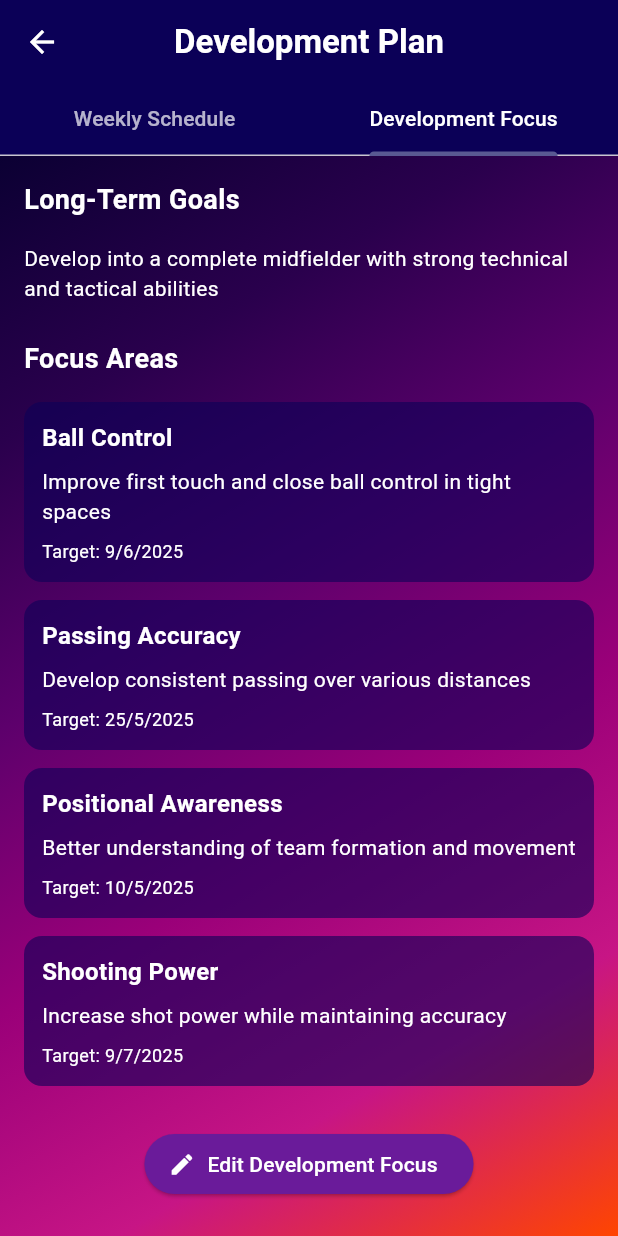
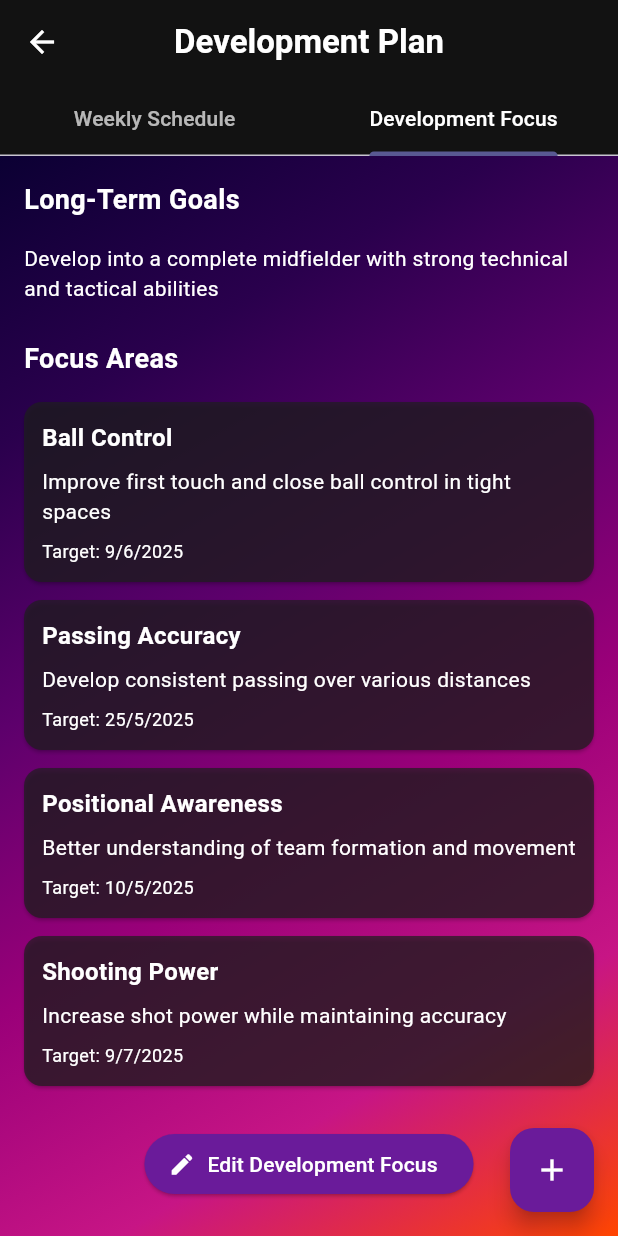
Before and after one commit to Ottoipsen-CA/Copenhagen-Academy-App, a Flutter app: the DevelopmentPlanPage screen opened by its route, tab 2 chosen, on a phone screen of 412 x 824 dp. Run offline on Flutter 3.47's test engine with Material 3 defaults, Android fonts, the phone set to English and light mode, and no system bars; our stand-ins replace flutter_secure_storage, image_picker, shared_preferences, youtube_player_flutter; missing offline and left inert: universal_html; accounts and stored records are empty; network calls fail.

```diff
--- a/football_academy_app/frontend/lib/screens/development_plan/development_plan_page.dart
+++ b/football_academy_app/frontend/lib/screens/development_plan/development_plan_page.dart
@@ -26,6 +26,8 @@ class _DevelopmentPlanPageState extends State<DevelopmentPlanPage> with SingleTi
   bool _isLoading = false;
   late TabController _tabController;
   DevelopmentPlan? _plan;
+  int _currentPageIndex = 0; // 0=Monday, 6=Sunday
+  late PageController _pageController; // Controller for PageView
 
   final List<String> _weekdays = [
     'Mandag', // Full names for indicator
@@ -41,12 +43,14 @@ class _DevelopmentPlanPageState extends State<DevelopmentPlanPage> with SingleTi
   void initState() {
     super.initState();
     _tabController = TabController(length: 2, vsync: this);
+    _pageController = PageController(initialPage: _currentPageIndex); // Initialize PageController
     _loadPlans();
   }
 
   @override
   void dispose() {
     _tabController.dispose();
+    _pageController.dispose(); // Dispose PageController
     super.dispose();
   }
 
@@ -86,7 +90,6 @@ class _DevelopmentPlanPageState extends State<DevelopmentPlanPage> with SingleTi
     return Scaffold(
       appBar: CustomAppBar(
         title: 'Development Plan',
-        backgroundColor: const Color(0xFF0B0057),
         bottom: TabBar(
           controller: _tabController,
           labelColor: Colors.white,
@@ -105,61 +108,132 @@ class _DevelopmentPlanPageState extends State<DevelopmentPlanPage> with SingleTi
                 : TabBarView(
                     controller: _tabController,
                     children: [
-                      _buildWeeklyScheduleListView(),
+                      _buildWeeklySchedulePageView(),
                       _buildDevelopmentFocus(),
                     ],
+                  ),
+      ),
+      floatingActionButton: _tabController.index == 0 && _plan != null // Only show on schedule tab
+       ? FloatingActionButton(
+          onPressed: () => _addSession(_currentPageIndex + 1), // Pass current weekday
+          backgroundColor: AppColors.primary,
+          child: const Icon(Icons.add, color: Colors.white),
+          tooltip: 'Tilføj Træning',
+        )
+      : null,
+    );
+  }
+
+  Widget _buildWeeklySchedulePageView() {
+    return Column(
+      children: [
+        _buildDayIndicator(),
+        Expanded(
+          child: PageView.builder(
+            controller: _pageController,
+            itemCount: 7,
+            itemBuilder: (context, index) {
+              return _buildDayPage(index);
+            },
+            onPageChanged: (index) {
+              setState(() {
+                _currentPageIndex = index;
+              });
+            },
+          ),
+        ),
+      ],
+    );
+  }
+
+  Widget _buildDayIndicator() {
+    return Container(
+      padding: const EdgeInsets.symmetric(vertical: 8.0),
+      color: AppColors.cardBackground.withOpacity(0.5),
+      child: Row(
+        mainAxisAlignment: MainAxisAlignment.spaceAround,
+        children: List.generate(7, (index) {
+          final isSelected = _currentPageIndex == index;
+          return TextButton(
+            style: TextButton.styleFrom(
+              backgroundColor: isSelected ? AppColors.primary.withOpacity(0.3) : Colors.transparent,
+              padding: const EdgeInsets.symmetric(horizontal: 10, vertical: 6),
+               shape: RoundedRectangleBorder(borderRadius: BorderRadius.circular(12)),
+            ),
+            onPressed: () {
+              _pageController.animateToPage(
+                index,
+                duration: const Duration(milliseconds: 300),
+                curve: Curves.easeInOut,
+              );
+            },
+            child: Text(
+              _weekdays[index].substring(0, 3),
+              style: TextStyle(
+                color: isSelected ? Colors.white : Colors.white70,
+                fontWeight: isSelected ? FontWeight.bold : FontWeight.normal,
+                fontSize: 13,
+              ),
+            ),
+          );
+        }),
+      ),
+    );
+  }
+
+  Widget _buildDayPage(int index) {
+    if (_plan == null) return const Center(child: CircularProgressIndicator(color: Colors.white));
+
+    final weekday = index + 1;
+    final sessions = _plan!.trainingSessions
+        .where((session) => session.weekday == weekday)
+        .toList();
+
+    if (sessions.isEmpty) {
+      return Center(
+        child: Padding(
+          padding: const EdgeInsets.all(32.0),
+          child: Text(
+            'Ingen træninger planlagt for ${_weekdays[index]}',
+            style: const TextStyle(color: Colors.white70, fontSize: 16),
+            textAlign: TextAlign.center,
           ),
         ),
       );
     }
 
-  Widget _buildWeeklyScheduleListView() {
-    if (_plan == null) return const Center(child: CircularProgressIndicator(color: Colors.white));
+    return ListView.builder(
+      key: PageStorageKey('weekday_$weekday'),
+      padding: const EdgeInsets.all(16),
+      itemCount: sessions.length,
+      itemBuilder: (context, sessionIndex) {
+        return _buildSessionCard(sessions[sessionIndex]);
+      },
+    );
+  }
 
-    return ListView.builder(
-      padding: const EdgeInsets.all(16),
-      itemCount: _weekdays.length,
-      itemBuilder: (context, index) {
-        final dayName = _weekdays[index];
-        final weekday = index + 1;
+  Widget _buildSessionCard(TrainingSession session) {
+    final timeStr = session.startTime ?? '-';
+    final durationStr = session.durationMinutes != null ? '${session.durationMinutes} min' : '-';
+    final isMatch = session.title.toLowerCase().contains('match');
 
-        final sessions = _plan!.trainingSessions
-            .where((session) => session.weekday == weekday)
-            .toList();
-
-        return Column(
-          crossAxisAlignment: CrossAxisAlignment.start,
-          children: [
-            Padding(
-              padding: const EdgeInsets.only(top: 16.0, bottom: 8.0),
-              child: Text(
-                dayName,
-                style: Theme.of(context).textTheme.titleLarge?.copyWith(
-                  color: Colors.white,
-                  fontWeight: FontWeight.bold,
+    return Card(
+      margin: const EdgeInsets.only(bottom: 12),
+      color: AppColors.cardBackground.withOpacity(0.8),
+      shape: RoundedRectangleBorder(borderRadius: BorderRadius.circular(10)),
+      child: ListTile(
+        leading: Icon(
+          isMatch ? Icons.sports_soccer : Icons.fitness_center,
+          color: AppColors.primary,
         ),
+        title: Text(session.title, style: const TextStyle(color: Colors.white, fontWeight: FontWeight.bold)),
+        subtitle: Text('$timeStr ($durationStr)', style: const TextStyle(color: Colors.white70)),
+        trailing: IconButton(
+          icon: const Icon(Icons.arrow_forward_ios, color: Colors.white70, size: 16),
+          onPressed: () => _viewSessionDetails(session),
         ),
+        onTap: () => _viewSessionDetails(session),
       ),
-            if (sessions.isEmpty)
-              Padding(
-                padding: const EdgeInsets.symmetric(vertical: 16.0),
-                child: Center(
-                  child: Text(
-                    'Ingen træninger planlagt for $dayName',
-                    style: const TextStyle(color: Colors.white70, fontSize: 16),
-                    textAlign: TextAlign.center,
-                  ),
-                ),
-              )
-            else
-              Column(
-                children: sessions.map((session) => _buildSessionCard(session)).toList(),
-              ),
-            if (index < _weekdays.length - 1)
-             Divider(color: Colors.white24, height: 32),
-          ],
-        );
-      },
     );
   }
 
@@ -239,14 +313,7 @@ class _DevelopmentPlanPageState extends State<DevelopmentPlanPage> with SingleTi
   Widget _buildFocusAreaCard(FocusArea area) {
     return Card(
       margin: const EdgeInsets.only(bottom: 12),
-      color: Colors.transparent,
-      elevation: 0,
-      shape: RoundedRectangleBorder(borderRadius: BorderRadius.circular(12)),
-      child: Container(
-        decoration: BoxDecoration(
-          color: const Color(0xFF0B0057).withOpacity(0.6),
-          borderRadius: BorderRadius.circular(12),
-        ),
+      color: AppColors.cardBackground.withOpacity(0.7),
       child: Padding(
         padding: const EdgeInsets.all(12),
         child: Column(
@@ -283,7 +350,6 @@ class _DevelopmentPlanPageState extends State<DevelopmentPlanPage> with SingleTi
               style: const TextStyle(color: Colors.white, fontSize: 12),
             ),
           ],
-          ),
         ),
       ),
     );
@@ -344,29 +410,4 @@ class _DevelopmentPlanPageState extends State<DevelopmentPlanPage> with SingleTi
   String _formatDate(DateTime date) {
     return '${date.day}/${date.month}/${date.year}';
   }
-
-  Widget _buildSessionCard(TrainingSession session) {
-    final timeStr = session.startTime ?? '-';
-    final durationStr = session.durationMinutes != null ? '${session.durationMinutes} min' : '-';
-    final isMatch = session.title.toLowerCase().contains('match');
-
-    return Card(
-      margin: const EdgeInsets.only(bottom: 12),
-      color: const Color(0xFF0B0057).withOpacity(0.6),
-      shape: RoundedRectangleBorder(borderRadius: BorderRadius.circular(10)),
-      child: ListTile(
-        leading: Icon(
-          isMatch ? Icons.sports_soccer : Icons.fitness_center,
-          color: AppColors.primary,
-        ),
-        title: Text(session.title, style: const TextStyle(color: Colors.white, fontWeight: FontWeight.bold)),
-        subtitle: Text('$timeStr ($durationStr)', style: const TextStyle(color: Colors.white70)),
-        trailing: IconButton(
-          icon: const Icon(Icons.arrow_forward_ios, color: Colors.white70, size: 16),
-          onPressed: () => _viewSessionDetails(session),
-        ),
-        onTap: () => _viewSessionDetails(session),
-      ),
-    );
 }
-}
--- a/football_academy_app/frontend/lib/screens/splash_screen.dart
+++ b/football_academy_app/frontend/lib/screens/splash_screen.dart
@@ -75,7 +75,7 @@ class _SplashScreenState extends State<SplashScreen> {
                 style: TextStyle(
                   fontSize: 28,
                   fontWeight: FontWeight.bold,
-                  color: const Color(0xFFFFD700),
+                  color: Colors.white,
                 ),
               ),
               SizedBox(height: 8),
```
Also changed, not shown: football_academy_app/frontend/lib/main.dart (+8 -13 lines), football_academy_app/frontend/lib/screens/dashboard/dashboard_page.dart (+5 -2 lines), football_academy_app/frontend/pubspec.yaml (+3 -4 lines), football_academy_app/frontend/assets/images/Images/CA_Logo_JPG.JPG (deleted), football_academy_app/frontend/flutter_01.png (added), 2 other files. Lines whose indentation alone changed are shown as unchanged.
